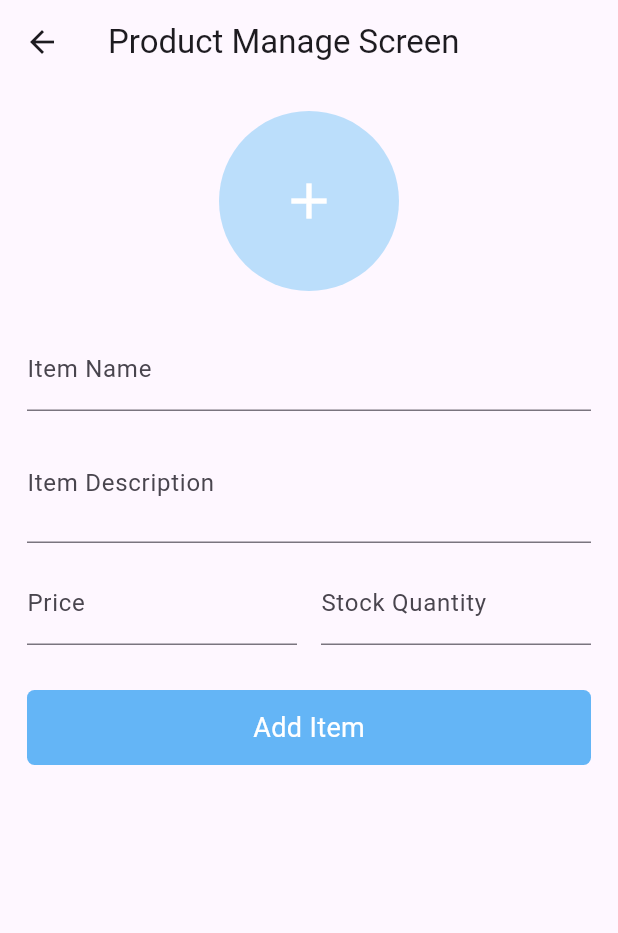
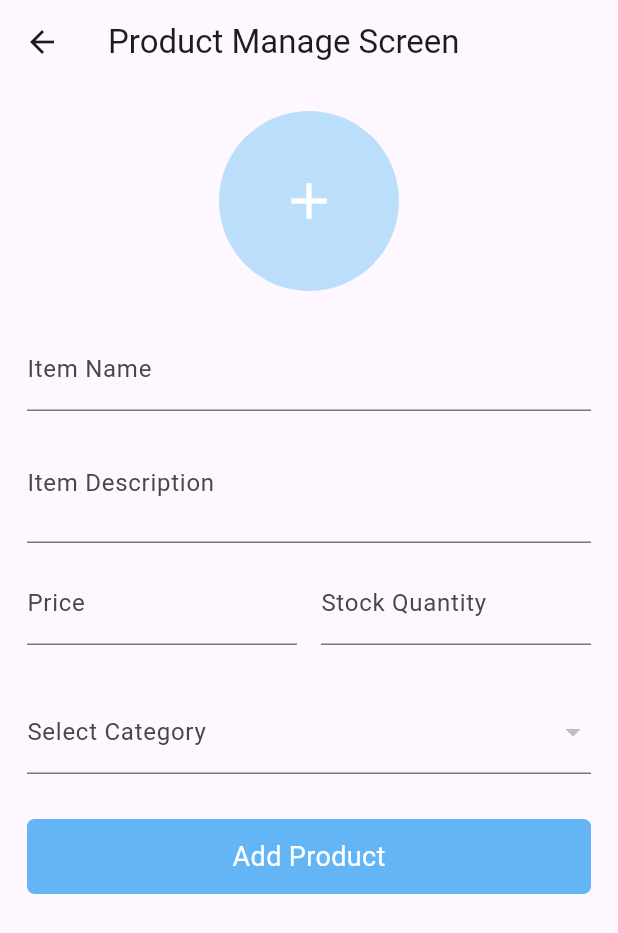
Before and after one commit to Nikunj-Trueline/grocery_admin_student_new, a Flutter app: the ProductManageScreen screen opened directly, on a phone screen of 412 x 824 dp. Shown: the top 933 px of the screen. Run offline on Flutter 3.47's test engine with Material 3 defaults, Android fonts, the light colour scheme and no system bars; our stand-ins replace firebase_auth, firebase_core, firebase_database, firebase_storage, image_picker; accounts and stored records are empty.

Commit message:
user get complately.

```diff
--- a/lib/main.dart
+++ b/lib/main.dart
@@ -1,6 +1,8 @@
 import 'package:firebase_core/firebase_core.dart';
 import 'package:flutter/material.dart';
 import 'package:grocery_admin_student/views/splash/splash_screen.dart';
+
+import 'package:grocery_admin_student/widget/demo.dart';
 
 Future<void> main() async {
   WidgetsFlutterBinding.ensureInitialized();
@@ -28,6 +30,7 @@ class MyApp extends StatelessWidget {
         useMaterial3: true,
       ),
       home: const SplashScreen(),
+   //   home: const CheckboxExampleApp(),
     );
   }
 }
--- a/lib/model/product.dart
+++ b/lib/model/product.dart
@@ -6,6 +6,7 @@ class Product {
   int stock;
   String imageUrl;
   int createdAt;
+  String categoryId;
   bool inTop = false;
 
   Product(
@@ -16,6 +17,7 @@ class Product {
       required this.stock,
       required this.imageUrl,
       required this.createdAt,
+        required this.categoryId,
       this.inTop = false});
 
   Map<String, dynamic> toJson() {
@@ -28,6 +30,7 @@ class Product {
       "imageUrl": imageUrl,
       "createdAt": createdAt,
       "inTop": inTop,
+      "categoryId" : categoryId
     };
   }
 
@@ -41,6 +44,7 @@ class Product {
       imageUrl: json["imageUrl"],
       createdAt: json["createdAt"],
       inTop: json["inTop"],
+      categoryId: json["categoryId"]
     );
   }
 //
--- a/lib/views/product_manage/product_manage_screen.dart
+++ b/lib/views/product_manage/product_manage_screen.dart
@@ -2,11 +2,14 @@ import 'dart:developer';
 import 'dart:io';
 import 'package:flutter/material.dart';
 import 'package:grocery_admin_student/firebase/firebase_servicies.dart';
+import 'package:grocery_admin_student/model/product.dart';
 import 'package:image_picker/image_picker.dart';
+import '../../model/category_model.dart';
 import '../../widget/custom_button.dart';
 
 class ProductManageScreen extends StatefulWidget {
-  const ProductManageScreen({super.key});
+  Product? product;
+  ProductManageScreen({super.key, this.product});
 
   @override
   State<ProductManageScreen> createState() => _ProductManageScreenState();
@@ -18,12 +21,39 @@ class _ProductManageScreenState extends State<ProductManageScreen> {
 
   bool isLoading = false;
 
+  String? categoryId;
+
   final formKey = GlobalKey<FormState>();
 
   final _nameController = TextEditingController();
   final _descriptionController = TextEditingController();
   final _priceController = TextEditingController();
   final _stockQuantityController = TextEditingController();
+
+  List<CategoryModel> categoryList = [];
+
+  @override
+  initState() {
+    if (widget.product != null) {
+      existingImageUrl = widget.product!.imageUrl;
+      _nameController.text = widget.product!.name;
+      _descriptionController.text = widget.product!.description;
+      _priceController.text = widget.product!.price.toString();
+      _stockQuantityController.text = widget.product!.stock.toString();
+      categoryId = widget.product!.categoryId;
+    }
+
+    getData();
+    super.initState();
+  }
+
+  Future<void> getData() async {
+    List<CategoryModel> categoriesTemp =
+        await FirebaseServicies().getCategories();
+    setState(() {
+      categoryList = categoriesTemp;
+    });
+  }
 
   @override
   Widget build(BuildContext context) {
@@ -136,9 +166,27 @@ class _ProductManageScreenState extends State<ProductManageScreen> {
                 const SizedBox(
                   height: 30,
                 ),
+                DropdownButtonFormField(
+                  value: categoryId,
+                  decoration: InputDecoration(labelText: "Select Category"),
+                  items: categoryList.map((e) {
+                    return DropdownMenuItem(
+                      value: e.id,
+                      child: Text(e.name),
+                    );
+                  }).toList(),
+                  onChanged: (value) {
+                    print(value);
+                    categoryId = value;
+                  },
+                ),
+                const SizedBox(
+                  height: 30,
+                ),
                 CustomButton(
                   backgroundColor: Colors.blue.shade300,
-                  title: 'Add Item',
+                  title:
+                      widget.product == null ? "Add Product" : "Update Product",
                   foregroundColor: Colors.white,
                   callback: () {
                     // add product
@@ -170,23 +218,25 @@ class _ProductManageScreenState extends State<ProductManageScreen> {
     try {
       if (formKey.currentState!.validate()) {
         if (_newImage != null || existingImageUrl != null) {
-
           setState(() {
             isLoading = true;
           });
 
-         bool status = await FirebaseServicies().addProductInDataBase(
+          print("--------------------------1");
+
+          bool status = await FirebaseServicies().addProductInDataBase(
               productName: _nameController.text.toString(),
+              productId: widget.product?.id,
               newImage: _newImage,
               productDesc: _descriptionController.text.toString(),
               context: context,
+              categoryId: categoryId!,
+              existingImageUrl: existingImageUrl,
+              timeStamp1: widget.product?.createdAt,
               stockQuantity: int.parse(_stockQuantityController.text),
               price: double.parse(_priceController.text));
 
-         if(status)
-           {
-             print("Snackbar............");
-           }
+          if (status) {}
         }
       }
     } catch (e) {
```
Also changed, not shown: lib/firebase/firebase_servicies.dart (+39 -3 lines), lib/views/product_list/product_list_screen.dart (+42 -14 lines), lib/widget/demo.dart (added, +59 -0 lines).
